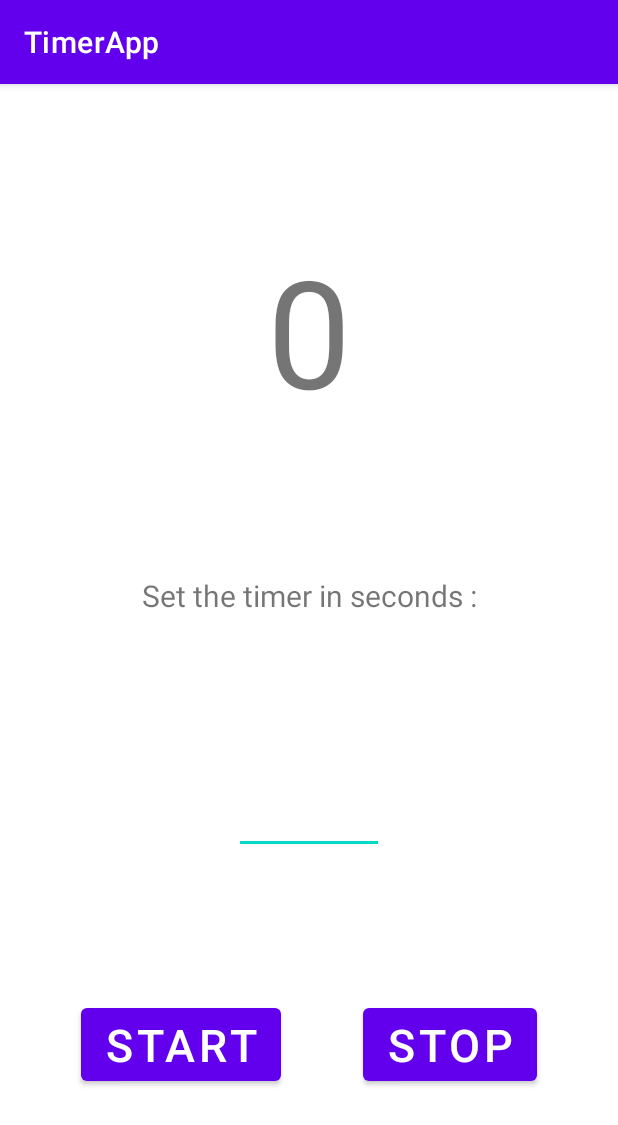
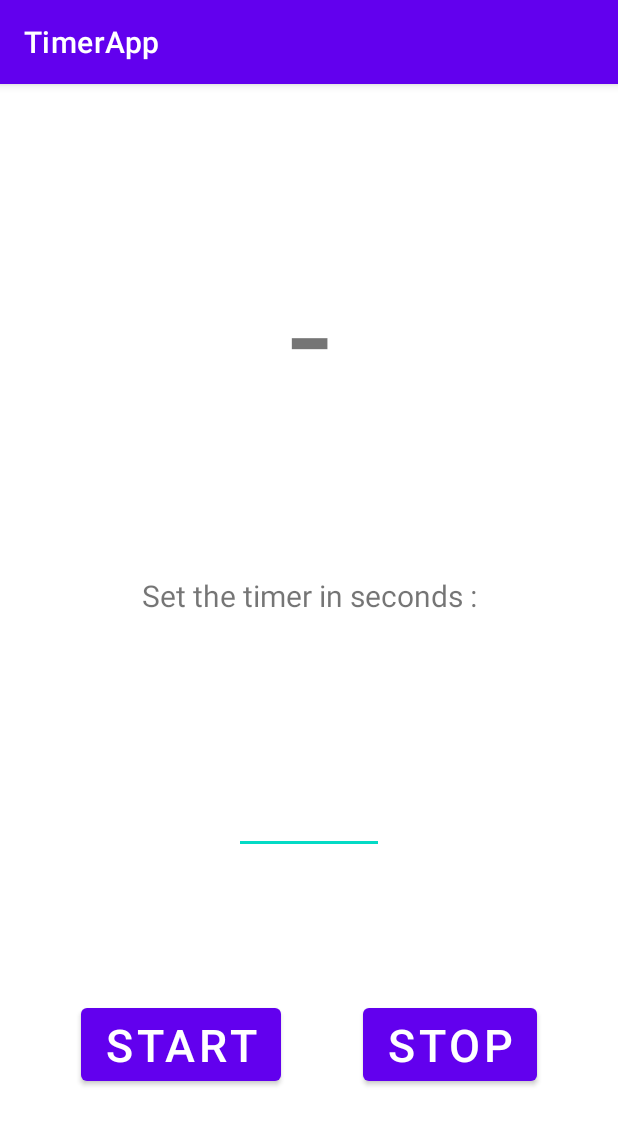
Before and after one commit to dleurs/timer-android-kotlin, an Android app: the screen it shows after launch (MainActivity), on a phone screen of 412 x 824 dp. Shown: the top 1125 px of the screen. Run offline under Robolectric (Android 15) with nearby library versions, the phone set to English and light mode, and no system bars.

```diff
--- a/app/src/main/java/fr/dleurs/android/timerapp/MainActivity.kt
+++ b/app/src/main/java/fr/dleurs/android/timerapp/MainActivity.kt
@@ -3,6 +3,7 @@ package fr.dleurs.android.timerapp
 import androidx.appcompat.app.AppCompatActivity
 import android.os.Bundle
 import android.widget.Toast
+import androidx.core.text.isDigitsOnly
 import androidx.lifecycle.Observer
 import androidx.lifecycle.ViewModelProvider
 import kotlinx.android.synthetic.main.activity_main.*
@@ -16,7 +17,7 @@ class MainActivity : AppCompatActivity() {
 
         bLaunchTimer.setOnClickListener {
             var safeLengthTime: Long
-            if (etTimerInput.text.isNullOrEmpty()) {
+            if (etTimerInput.text.isNullOrEmpty() or !etTimerInput.text.isDigitsOnly()) {
                 etTimerInput.setText("10")
                 safeLengthTime = 10
             } else {
@@ -29,7 +30,8 @@ class MainActivity : AppCompatActivity() {
         }
 
         bStopTimer.setOnClickListener {
-
+            timerViewModel.stopTimer()
+            tvTimer.text = "-"
         }
 
         timerViewModel.finished.observe(this, Observer {
--- a/app/src/main/res/layout/activity_main.xml
+++ b/app/src/main/res/layout/activity_main.xml
@@ -11,7 +11,7 @@
         android:id="@+id/tvTimer"
         android:layout_width="wrap_content"
         android:layout_height="wrap_content"
-        android:text="0"
+        android:text="-"
         android:textSize="100sp"
         app:layout_constraintBottom_toTopOf="@+id/tvTimerInputLabel"
         app:layout_constraintEnd_toEndOf="parent"
```
